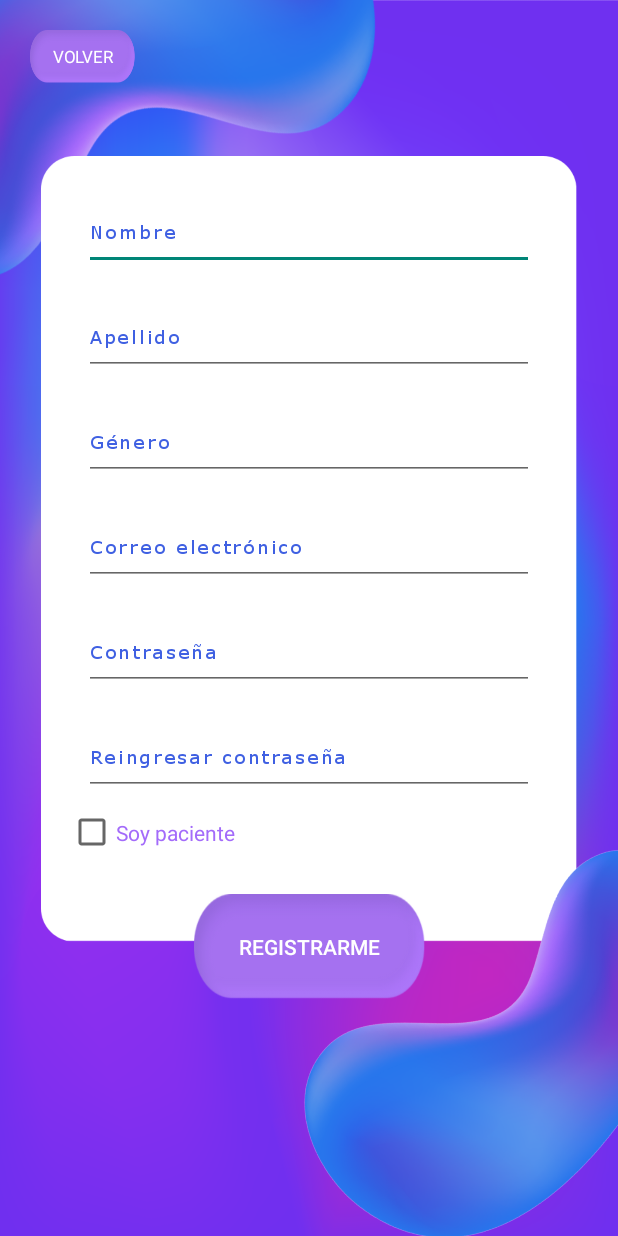
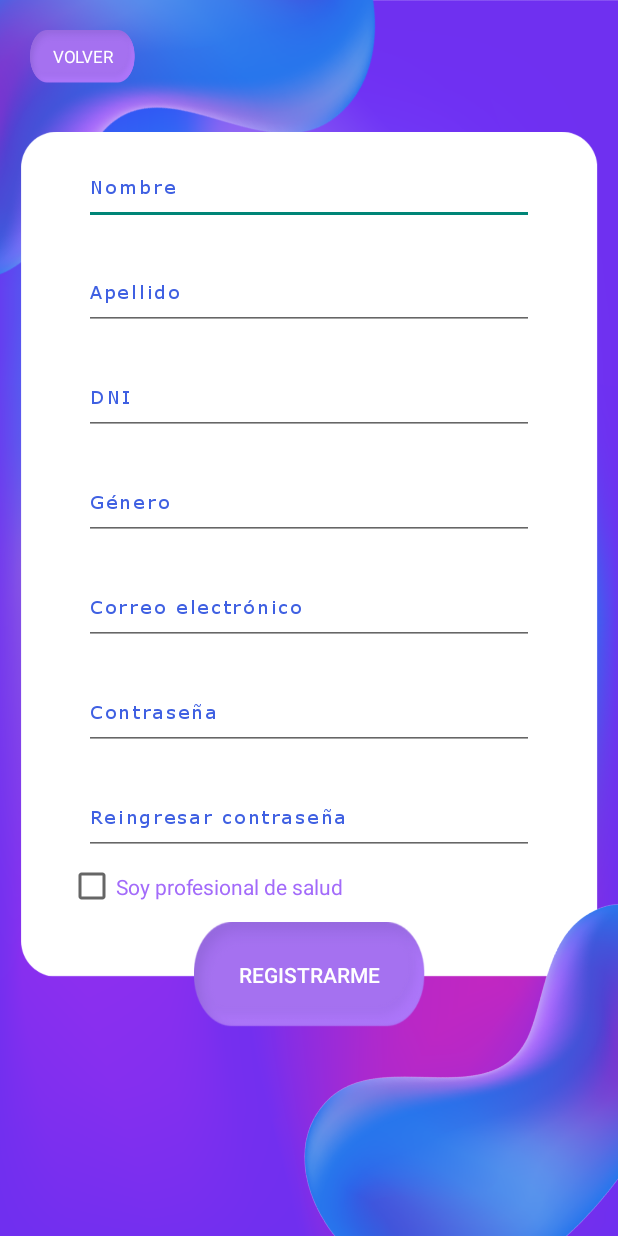
Before and after one commit to arrigonimia/VMOOV, an Android app: the SignUpActivity screen opened directly, with no data from a screen before it, after a tap on "REGISTRARME", on a phone screen of 412 x 824 dp. Run offline under Robolectric (Android 15) with nearby library versions, the phone set to English and light mode, and no system bars; our stand-ins replace Firebase (no records; nobody signed in at launch, a user with empty details on screens opened directly).

Commit message:
code generator funcionando

```diff
--- a/app/src/main/AndroidManifest.xml
+++ b/app/src/main/AndroidManifest.xml
@@ -122,6 +122,9 @@
        <activity android:name=".SettingsActivity"
            android:exported="false"/>
 
+        <activity android:name=".RegistrationSuccessActivity"
+            android:exported="false"/>
+
         <service
             android:name=".MyFirebaseMessagingService"
             android:exported="false">
--- a/app/src/main/java/com/example/vmoov/SignUpActivity.java
+++ b/app/src/main/java/com/example/vmoov/SignUpActivity.java
@@ -25,6 +25,7 @@ public class SignUpActivity extends AppCompatActivity {
 
     private EditText editText_fname;
     private EditText editText_lname;
+    private EditText editText_dni;  // Nuevo campo para DNI
     private EditText editText_gender;
     private EditText editText_email;
     private EditText editText_pass;
@@ -33,14 +34,14 @@ public class SignUpActivity extends AppCompatActivity {
     private CheckBox checkBox;
     private FirebaseAuth mAuth;
     private DatabaseReference mDatabase;
-    private int userType = 0; // Initialize user type to 0
+    private int userType = 0; // Inicializar el tipo de usuario a 0
 
     @Override
     protected void onCreate(Bundle savedInstanceState) {
         super.onCreate(savedInstanceState);
         setContentView(R.layout.activity_signup);
 
-        // Initialize Firebase references
+        // Inicializar referencias de Firebase
         mAuth = FirebaseAuth.getInstance();
         mDatabase = FirebaseDatabase.getInstance().getReference();
 
@@ -54,8 +55,10 @@ public class SignUpActivity extends AppCompatActivity {
             }
         });
 
+        // Vincular los campos con los elementos en el layout
         editText_fname = findViewById(R.id.firstname_text);
         editText_lname = findViewById(R.id.lastname_text);
+        editText_dni = findViewById(R.id.dni_text);            // Nuevo campo para DNI
         editText_gender = findViewById(R.id.gender_text);
         editText_email = findViewById(R.id.email_text);
         editText_pass = findViewById(R.id.pass_text);
@@ -63,16 +66,16 @@ public class SignUpActivity extends AppCompatActivity {
         guardarButton = findViewById(R.id.signUp_button);
         checkBox = findViewById(R.id.checkboxUserType);
 
-        // Add an OnCheckedChangeListener to the checkbox
+        // Listener para el checkbox
         checkBox.setOnCheckedChangeListener(new CompoundButton.OnCheckedChangeListener() {
             @Override
             public void onCheckedChanged(CompoundButton buttonView, boolean isChecked) {
-                // Update the userType based on checkbox status
+                // Actualizar el tipo de usuario basado en el estado del checkbox
                 userType = isChecked ? 1 : 0;
             }
         });
 
-        // Enable or disable the sign-up button based on password validation
+        // Habilitar o deshabilitar el botón de registro basado en la validación de las contraseñas
         TextWatcher passwordWatcher = new TextWatcher() {
             @Override
             public void beforeTextChanged(CharSequence charSequence, int i, int i1, int i2) {
@@ -80,25 +83,25 @@ public class SignUpActivity extends AppCompatActivity {
 
             @Override
             public void onTextChanged(CharSequence charSequence, int i, int i1, int i2) {
-                // Check if passwords match and meet length criteria
+                // Comprobar si las contraseñas coinciden y cumplen los criterios de longitud
                 String password = editText_pass.getText().toString();
                 String rePassword = editText_repass.getText().toString();
 
                 boolean passwordsMatch = password.equals(rePassword);
                 boolean passwordLengthValid = password.length() >= 6;
 
-                // Enable or disable the sign-up button
+                // Habilitar o deshabilitar el botón de registro
                 guardarButton.setEnabled(passwordsMatch && passwordLengthValid);
 
-                // Provide real-time feedback to the user
+                // Proveer retroalimentación en tiempo real al usuario
                 if (!passwordsMatch) {
-                    editText_repass.setError("Passwords do not match");
+                    editText_repass.setError("Las contraseñas no coinciden");
                 } else {
                     editText_repass.setError(null);
                 }
 
                 if (!passwordLengthValid) {
-                    editText_pass.setError("Password is too short (min 6 characters)");
+                    editText_pass.setError("La contraseña es demasiado débil (mínimo 6 caracteres)");
                 } else {
                     editText_pass.setError(null);
                 }
@@ -116,41 +119,45 @@ public class SignUpActivity extends AppCompatActivity {
             guardarButton.setOnClickListener(new View.OnClickListener() {
                 @Override
                 public void onClick(View v) {
-                    String First_name = editText_fname.getText().toString();
-                    String Last_name = editText_lname.getText().toString();
-                    String Gender = editText_gender.getText().toString();
-                    String Email = editText_email.getText().toString();
-                    String Password = editText_pass.getText().toString();
-                    String Repassword = editText_repass.getText().toString();
+                    String firstName = editText_fname.getText().toString();
+                    String lastName = editText_lname.getText().toString();
+                    String dni = editText_dni.getText().toString();             // Obtener el valor del DNI
+                    String gender = editText_gender.getText().toString();
+                    String email = editText_email.getText().toString();
+                    String password = editText_pass.getText().toString();
 
-                    // Create a new user in Firebase Authentication
-                    mAuth.createUserWithEmailAndPassword(Email, Password)
+                    if (password.equals(editText_repass.getText().toString())) {
+                        mAuth.createUserWithEmailAndPassword(email, password)
                                 .addOnCompleteListener(SignUpActivity.this, new OnCompleteListener<AuthResult>() {
                                     @Override
                                     public void onComplete(@NonNull Task<AuthResult> task) {
-                                    if (task.isSuccessful() && Password.equals(Repassword)) {
-                                        String userId = mAuth.getCurrentUser().getUid(); // Get the UID
+                                        if (task.isSuccessful()) {
+                                            String userId = mAuth.getCurrentUser().getUid(); // Obtener el UID
 
-                                        User user = new User(First_name, Last_name, Email, Password, Gender, userType);
+                                            // Crear el objeto usuario con el DNI y otros datos
+                                            User user = new User(firstName, lastName, dni, gender, email, password, userType);
 
-                                        // Save the user data
+                                            // Guardar los datos del usuario en Firebase
                                             mDatabase.child("users").child(userId).setValue(user);
 
-                                        if (userType == 1) {
-                                            // User is a patient
+                                            if (userType == 0) {
+                                                // Si es paciente, ir a PatientSignUpActivity
                                                 Intent intent = new Intent(SignUpActivity.this, PatientSignUpActivity.class);
-                                            intent.putExtra("userId", userId); // Pass the UID to the next activity
+                                                intent.putExtra("userId", userId); // Pasar el UID a la siguiente actividad
                                                 startActivity(intent);
                                             } else {
-                                            // User is not a patient
+                                                // Si no es paciente, ir al MainActivity
                                                 Intent intent = new Intent(SignUpActivity.this, MainActivity.class);
                                                 startActivity(intent);
                                             }
                                         } else {
-                                        Toast.makeText(SignUpActivity.this, "Authentication failed. Please try again.", Toast.LENGTH_SHORT).show();
+                                            Toast.makeText(SignUpActivity.this, "El registro falló. Por favor, vuelva a intentarlo.", Toast.LENGTH_SHORT).show();
                                         }
                                     }
                                 });
+                    } else {
+                        Toast.makeText(SignUpActivity.this, "Las contraseñas no coinciden", Toast.LENGTH_SHORT).show();
+                    }
                 }
             });
         }
--- a/app/src/main/res/layout/activity_signup.xml
+++ b/app/src/main/res/layout/activity_signup.xml
@@ -1,6 +1,7 @@
 <androidx.constraintlayout.widget.ConstraintLayout
     xmlns:android="http://schemas.android.com/apk/res/android"
     xmlns:app="http://schemas.android.com/apk/res-auto"
+    xmlns:tools="http://schemas.android.com/tools"
     android:id="@+id/shape_with_"
     android:layout_width="match_parent"
     android:layout_height="match_parent"
@@ -33,11 +34,11 @@
 
     <ImageView
         android:id="@+id/forma"
-        android:layout_width="360dp"
-        android:layout_height="552dp"
-        android:layout_marginTop="90dp"
+        android:layout_width="387dp"
+        android:layout_height="619dp"
+        android:layout_marginTop="60dp"
+        app:layout_constraintEnd_toEndOf="parent"
         app:layout_constraintStart_toStartOf="parent"
-        app:layout_constraintEnd_toEndOf="parent"
         app:layout_constraintTop_toTopOf="parent"
         app:srcCompat="@drawable/vertical" />
 
@@ -54,7 +55,7 @@
         app:layout_constraintStart_toStartOf="parent"
         app:layout_constraintEnd_toEndOf="parent"
         android:layout_marginBottom="26dp"
-        android:layout_marginTop="40dp"/> <!-- Eliminamos el margen superior para que coincida con la parte superior de "forma" -->
+        android:layout_marginTop="40dp"/>
 
     <EditText
         android:id="@+id/lastname_text"
@@ -65,6 +66,21 @@
         android:textAppearance="@style/cuerpo"
         android:hint="Apellido"
         app:layout_constraintTop_toBottomOf="@id/firstname_text"
+        app:layout_constraintStart_toStartOf="parent"
+        app:layout_constraintEnd_toEndOf="parent"
+        app:layout_constraintBottom_toTopOf="@id/dni_text"
+        android:layout_marginTop="20dp" />
+
+    <!-- Nuevo campo para DNI -->
+    <EditText
+        android:id="@+id/dni_text"
+        android:layout_width="300dp"
+        android:layout_height="50dp"
+        android:textColor="@color/blue"
+        android:textColorHint="@color/blue"
+        android:textAppearance="@style/cuerpo"
+        android:hint="DNI"
+        app:layout_constraintTop_toBottomOf="@id/lastname_text"
         app:layout_constraintStart_toStartOf="parent"
         app:layout_constraintEnd_toEndOf="parent"
         app:layout_constraintBottom_toTopOf="@id/gender_text"
@@ -78,7 +94,7 @@
         android:textColorHint="@color/blue"
         android:textAppearance="@style/cuerpo"
         android:hint="Género"
-        app:layout_constraintTop_toBottomOf="@id/lastname_text"
+        app:layout_constraintTop_toBottomOf="@id/dni_text"
         app:layout_constraintStart_toStartOf="parent"
         app:layout_constraintEnd_toEndOf="parent"
         app:layout_constraintBottom_toTopOf="@id/email_text"
@@ -123,23 +139,25 @@
         app:layout_constraintTop_toBottomOf="@id/pass_text"
         app:layout_constraintStart_toStartOf="parent"
         app:layout_constraintEnd_toEndOf="parent"
-        android:layout_marginTop="20dp" />
+        android:layout_marginTop="20dp"
+        />
 
     <CheckBox
         android:id="@+id/checkboxUserType"
         android:layout_width="wrap_content"
         android:layout_height="50dp"
         android:layout_marginStart="45dp"
-        android:text="Soy paciente"
+        android:text="Soy profesional de salud"
         android:textColor="@color/violet"
         app:layout_constraintTop_toBottomOf="@id/repass_text"
+        android:layout_marginTop="-4dp"
         app:layout_constraintStart_toStartOf="parent" />
 
     <Button
         android:id="@+id/signUp_button"
         android:layout_width="154dp"
         android:layout_height="70dp"
-        android:layout_marginTop="16dp"
+        android:layout_marginTop="-1dp"
         android:background="@drawable/botonvioleta"
         android:gravity="center"
         android:text="Registrarme"
```
Also changed, not shown: app/src/main/java/com/example/vmoov/MetricsActivity.java (+5 -4 lines), app/src/main/java/com/example/vmoov/Patient.java (+56 -48 lines), app/src/main/java/com/example/vmoov/PatientSignUpActivity.java (+51 -18 lines), app/src/main/java/com/example/vmoov/RegistrationSuccessActivity.java (added, +64 -0 lines), app/src/main/java/com/example/vmoov/User.java (+26 -18 lines), app/src/main/res/layout/activity_main.xml (+13 -6 lines), app/src/main/res/layout/activity_metrics.xml (+2 -9 lines), app/src/main/res/layout/activity_patientsignup.xml (+4 -4 lines), app/src/main/res/layout/activity_registration_success.xml (added, +58 -0 lines). Lines whose indentation alone changed are shown as unchanged.
